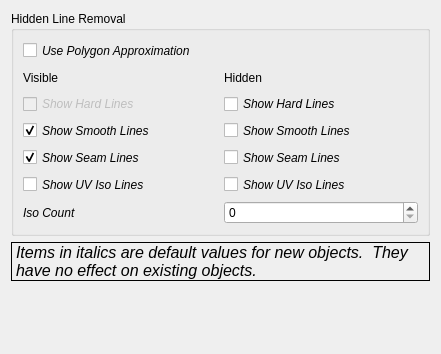
Before: the Qt Designer form src/Mod/TechDraw/Gui/DlgPrefsTechDraw5.ui in berndhahnebach/All_FreeCAD, drawn with Qt 5.
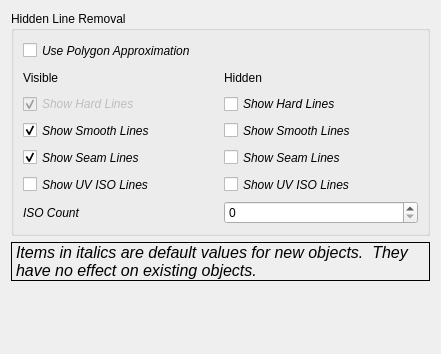
After: the same form once the commit is applied. Custom widgets are drawn as their Qt base class.

Commit message: [TD] wording fixes and improvement for HLR prefs

What changed in the file:
```diff
--- a/src/Mod/TechDraw/Gui/DlgPrefsTechDraw5.ui
+++ b/src/Mod/TechDraw/Gui/DlgPrefsTechDraw5.ui
@@ -144,7 +144,7 @@
            <bool>true</bool>
           </property>
           <property name="checked">
-           <bool>false</bool>
+           <bool>true</bool>
           </property>
           <property name="prefEntry" stdset="0">
            <cstring>HardViz</cstring>
@@ -198,7 +198,7 @@
            <string>Make lines of equal parameterization</string>
           </property>
           <property name="text">
-           <string>Show UV Iso Lines</string>
+           <string>Show UV ISO Lines</string>
           </property>
           <property name="prefEntry" stdset="0">
            <cstring>IsoViz</cstring>
@@ -279,7 +279,7 @@
            <string>Show hidden equal parameterization lines</string>
           </property>
           <property name="text">
-           <string>Show UV Iso Lines</string>
+           <string>Show UV ISO Lines</string>
           </property>
           <property name="prefEntry" stdset="0">
            <cstring>IsoHid</cstring>
@@ -344,7 +344,7 @@
            </font>
           </property>
           <property name="text">
-           <string>Iso Count</string>
+           <string>ISO Count</string>
           </property>
          </widget>
         </item>
```
Left out of the diff: 15 changed lines with no effect on the pictures.
